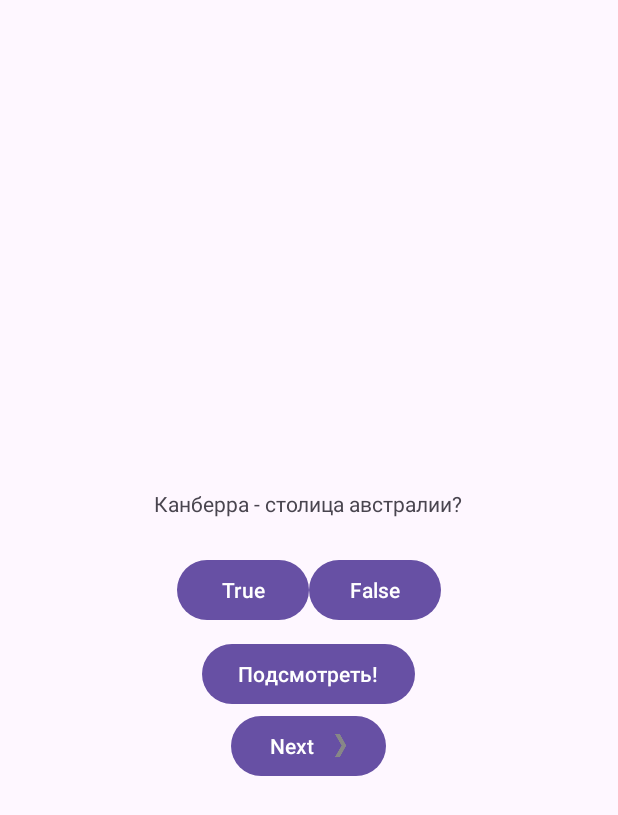
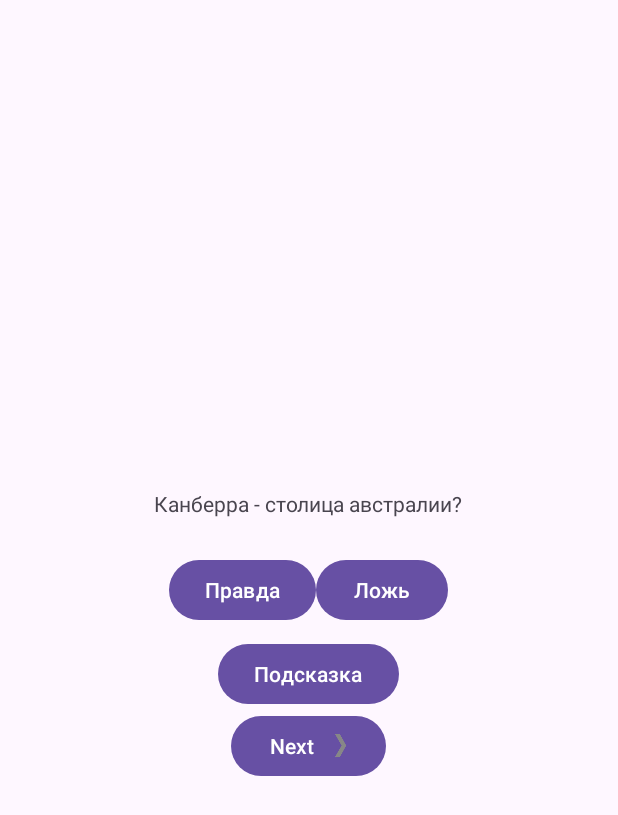
Before and after one commit to PumpkinFox13/GeoQuiz, an Android app: the screen it shows after launch (MainActivity), on a phone screen of 412 x 824 dp. Shown: the top 815 px of the screen. Run offline under Robolectric (Android 15) with nearby library versions, the phone set to English and light mode, and no system bars.

Commit message:
melkie ispravlenia

```diff
--- a/app/src/main/java/com/example/geoquiz/MainActivity.kt
+++ b/app/src/main/java/com/example/geoquiz/MainActivity.kt
@@ -13,7 +13,7 @@ import android.widget.Toast
 import androidx.lifecycle.ViewModelProviders
 
 
-private const val TAG = "MainActivity1"
+private const val TAG = "MainActivity"
 private const val KEY_INDEX = "index"
 private const val REQUEST_CODE_CHEAT = 0
 
--- a/app/src/main/res/values/strings.xml
+++ b/app/src/main/res/values/strings.xml
@@ -8,17 +8,16 @@
     <string name="question_americas">Река Амазонка - самая длинная река в Северной и Южной Америке?</string>
     <string name="question_asia">Озеро Байкал - старейшее и самое глубокое пресноводное озеро в мире?</string>
 
-    <string name="true_button">True</string>
-    <string name="false_button">False</string>
+    <string name="true_button">Правда</string>
+    <string name="false_button">Ложь</string>
     <string name="correct_toast">Correct!</string>
     <string name="incorrect_toast">Incorrect!</string>
-    <string name="prev_button">Prev</string>
-    <string name="next_button">Next</string>
+    <string name="next_button">Дальше</string>
 
     <string name="warning_text">Вы действительно хотите это сделать?</string>
     <string name="show_answer_button">Показать ответ</string>
-    <string name="cheat_button">Подсмотреть!</string>
-    <string name="judgment_toast">Обманывать нехорошо!</string>
+    <string name="cheat_button">Подсказка</string>
+    <string name="judgment_toast">А вот так вот не надо</string>
 
 
 </resources>
```
